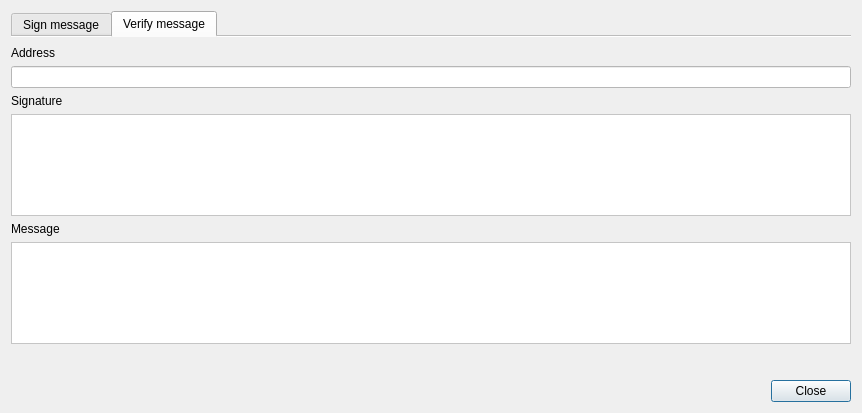
Old version of the form src/gui/ui/signmessagedialog.ui in the repository dcrsprotocol/dcrswallet.
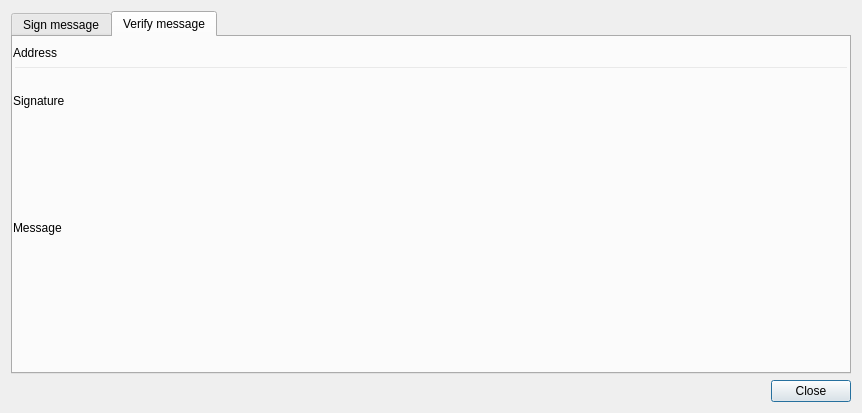
New version of the form. The open tabs and pages were chosen to show the change. Icons and pictures are not drawn.

What changed in the file:
```diff
--- a/src/gui/ui/signmessagedialog.ui
+++ b/src/gui/ui/signmessagedialog.ui
@@ -66,7 +66,7 @@
       <number>0</number>
      </property>
      <property name="documentMode">
-      <bool>true</bool>
+      <bool>false</bool>
      </property>
      <widget class="QWidget" name="m_signTab">
       <property name="autoFillBackground">
@@ -202,7 +202,7 @@
          <item>
           <widget class="QLineEdit" name="m_addressEdit">
            <property name="styleSheet">
-            <string notr="true">background-color: white;</string>
+            <string notr="true"/>
            </property>
           </widget>
          </item>
@@ -222,7 +222,10 @@
             </size>
            </property>
            <property name="styleSheet">
-            <string notr="true">background-color: white;</string>
+            <string notr="true"/>
+           </property>
+           <property name="acceptRichText">
+            <bool>false</bool>
            </property>
           </widget>
          </item>
@@ -242,7 +245,10 @@
             </size>
            </property>
            <property name="styleSheet">
-            <string notr="true">background-color: white;</string>
+            <string notr="true"/>
+           </property>
+           <property name="acceptRichText">
+            <bool>false</bool>
            </property>
           </widget>
          </item>
```
Left out of the diff: 12 changed lines with no effect on the pictures.
